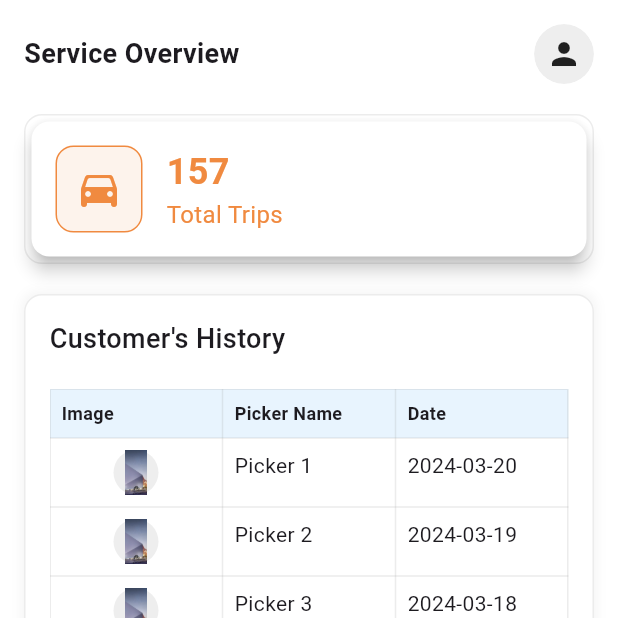
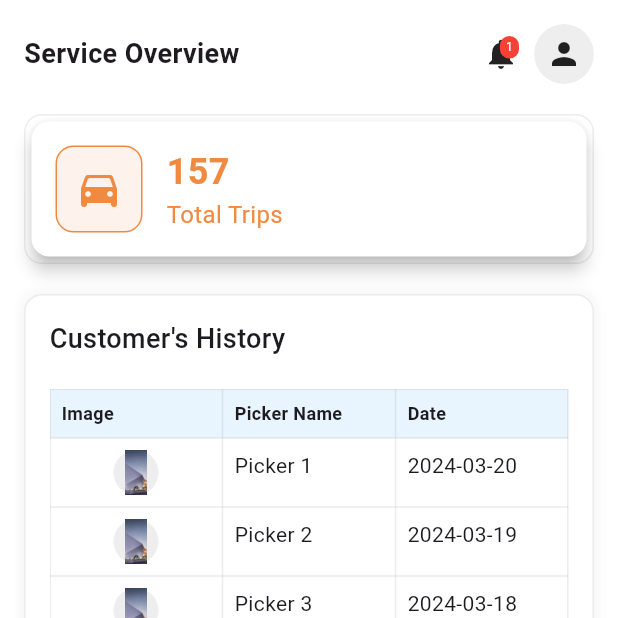
Before and after one commit to faysalzaman/Solitaire_Picker_App, a Flutter app: the HomeScreen screen opened directly, on a phone screen of 412 x 824 dp, the top half of it. Run offline on Flutter 3.47's test engine with Material 3 defaults, Android fonts, the phone set to English and light mode, and no system bars; drawn by our look-alikes of fl_chart; our stand-ins replace connectivity_plus, flutter_bloc, flutter_dotenv, flutter_rating_bar, flutter_spinkit, geocoding and 9 more; missing offline and left inert: nfc_manager; accounts and stored records are empty; network calls fail.

Commit message:
Add notification icon with pending alert to home screen header

```diff
--- a/lib/screens/dashboard_screen/home_screen.dart
+++ b/lib/screens/dashboard_screen/home_screen.dart
@@ -43,6 +43,37 @@ class HomeScreen extends StatelessWidget {
                         ),
 
                         // profile picture
+                        Row(
+                          children: [
+                            // Put alert here for pendings
+                            Stack(
+                              children: [
+                                const Icon(Icons.notifications),
+                                Positioned(
+                                  right: 0,
+                                  child: Container(
+                                    decoration: BoxDecoration(
+                                      color: Colors.red,
+                                      borderRadius: BorderRadius.circular(10),
+                                    ),
+                                    padding: const EdgeInsets.symmetric(
+                                      horizontal: 4,
+                                      vertical: 2,
+                                    ),
+                                    child: const Text(
+                                      '1',
+                                      style: TextStyle(
+                                        color: Colors.white,
+                                        fontSize: 8,
+                                      ),
+                                    ),
+                                  ),
+                                ),
+                              ],
+                            ),
+
+                            const SizedBox(width: 10),
+
                             SizedBox(
                               height: 40,
                               width: 40,
@@ -64,7 +95,8 @@ class HomeScreen extends StatelessWidget {
                                         width: 40,
                                         decoration: BoxDecoration(
                                           color: Colors.grey[200],
-                                      borderRadius: BorderRadius.circular(100),
+                                          borderRadius:
+                                              BorderRadius.circular(100),
                                         ),
                                         child: const Icon(Icons.person),
                                       );
@@ -72,6 +104,8 @@ class HomeScreen extends StatelessWidget {
                                   ),
                                 ),
                               ),
+                            ),
+                          ],
                         ),
                       ],
                     ),
```
Lines whose indentation alone changed are shown as unchanged.
